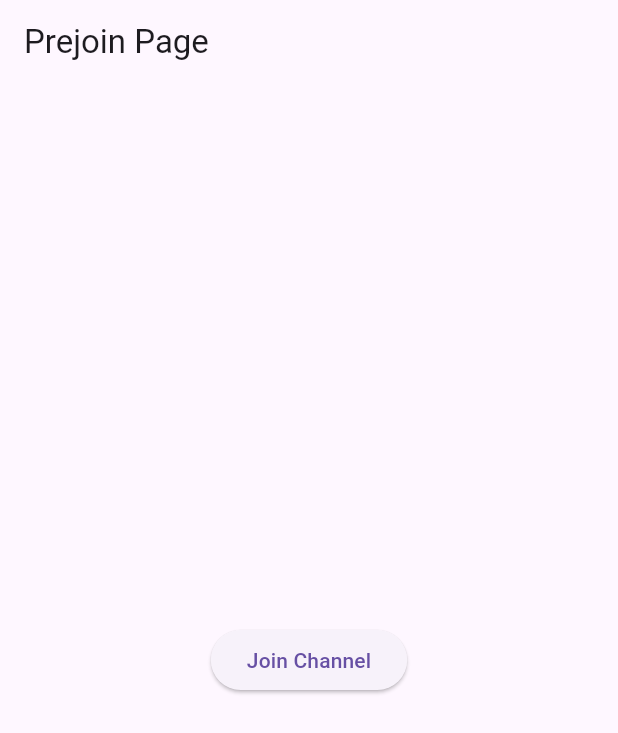
After one commit to NichoAdhyatma/agora_demo, a Flutter app: the screen it shows after launch, on a phone screen of 412 x 824 dp. The commit adds this screen. Shown: the top 733 px of the screen. Run offline on Flutter 3.47's test engine with Material 3 defaults, Android fonts, the phone set to English and light mode, and no system bars; our stand-ins replace dio, permission_handler; missing offline and left inert: agora_rtc_engine.

Commit message:
add prejoin page and build for web

```diff
--- a/lib/video/basic_auth_token_example.dart
+++ b/lib/video/basic_auth_token_example.dart
@@ -3,6 +3,7 @@ import 'dart:developer';
 import 'package:agora_rtc_engine/agora_rtc_engine.dart';
 import 'package:agora_sdk_example/components/channel_manager.dart';
 import 'package:agora_sdk_example/models/user_agora.dart';
+import 'package:agora_sdk_example/video/prejoin_page.dart';
 import 'package:agora_sdk_example/widgets/video/video_view.dart';
 import 'package:flutter/material.dart';
 import 'package:agora_sdk_example/config/agora.config.dart' as config;
@@ -18,7 +19,7 @@ class BasicAuthTokenExample extends StatelessWidget {
     return const MaterialApp(
       title: 'Agora SDK Example',
       debugShowCheckedModeBanner: false,
-      home: JoinChannelVideoToken(),
+      home: PrejoinPage(),
     );
   }
 }
--- /dev/null
+++ b/lib/video/prejoin_page.dart
@@ -0,0 +1,27 @@
+import 'package:agora_sdk_example/video/basic_auth_token_example.dart';
+import 'package:flutter/material.dart';
+
+class PrejoinPage extends StatelessWidget {
+  const PrejoinPage({super.key});
+
+  @override
+  Widget build(BuildContext context) {
+    return Scaffold(
+      appBar: AppBar(
+        title: const Text('Prejoin Page'),
+      ),
+      body: Center(
+        child: ElevatedButton(
+          onPressed: () {
+            Navigator.of(context).push(
+              MaterialPageRoute(
+                builder: (context) => const JoinChannelVideoToken(),
+              ),
+            );
+          },
+          child: const Text('Join Channel'),
+        ),
+      ),
+    );
+  }
+}
```
Also changed, not shown: 3 other files.
